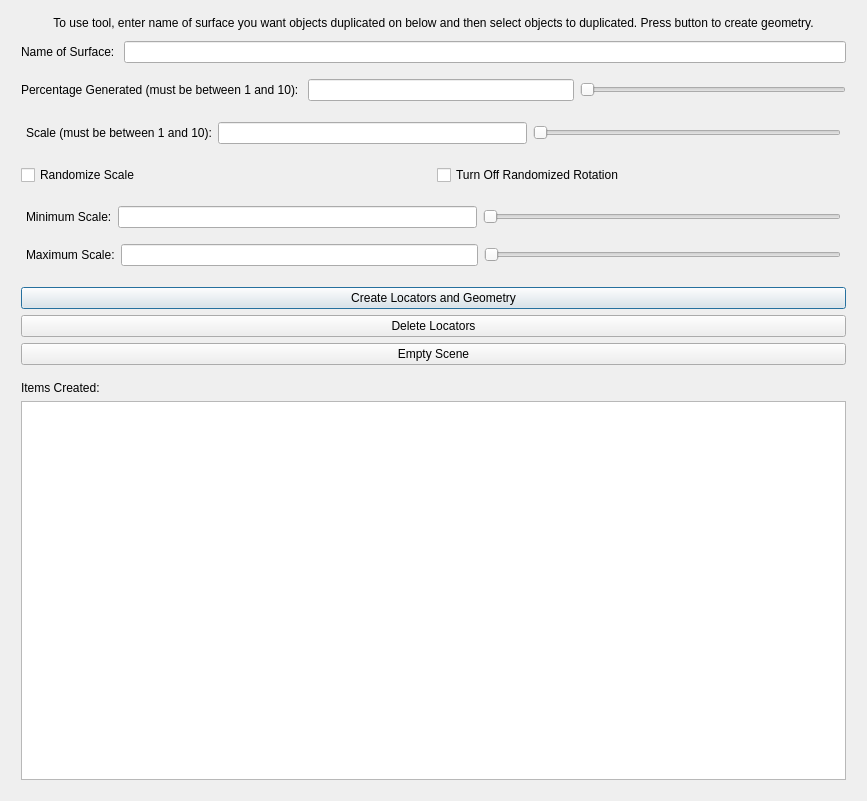
Old version of the form objectDuplicator.ui in the repository marisakaupert/objectDuplicator.
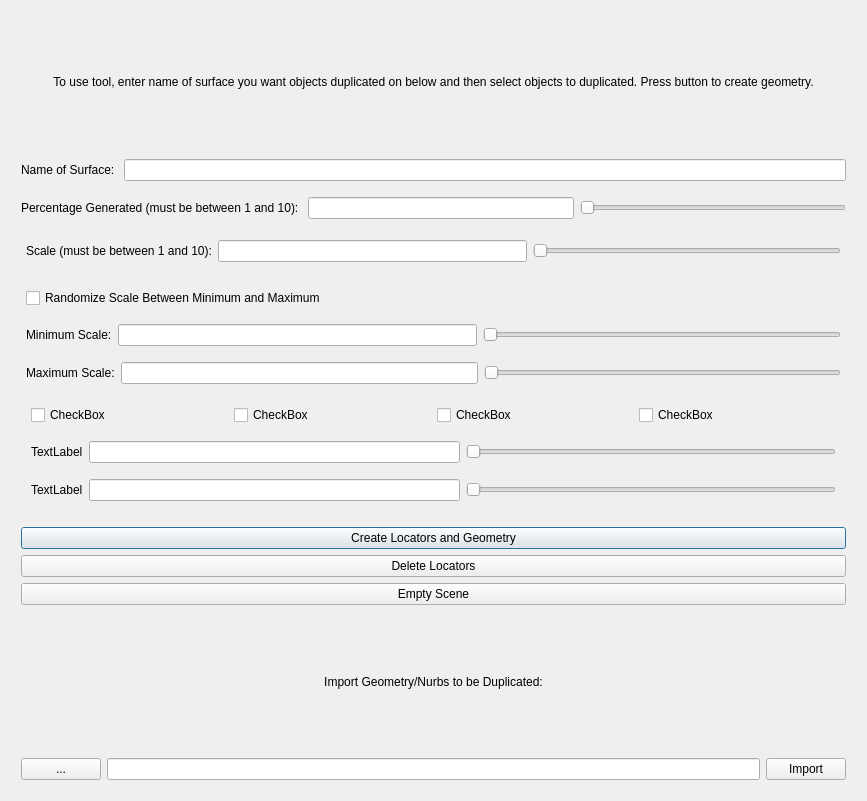
New version of the form.

The edit to the form file:
```diff
--- a/objectDuplicator.ui
+++ b/objectDuplicator.ui
@@ -97,32 +97,25 @@
        </item>
       </layout>
      </item>
-     <item>
-      <layout class="QHBoxLayout" name="horizontalLayout_5">
-       <property name="margin">
-        <number>5</number>
-       </property>
-       <item>
-        <widget class="QCheckBox" name="randomizeScaleCheckBox">
-         <property name="text">
-          <string>Randomize Scale</string>
-         </property>
-        </widget>
-       </item>
-       <item>
-        <widget class="QCheckBox" name="turnOffRandomizedRotationCheckBox">
-         <property name="text">
-          <string>Turn Off Randomized Rotation</string>
-         </property>
-        </widget>
-       </item>
-      </layout>
-     </item>
      <item>
       <layout class="QVBoxLayout" name="verticalLayout_4">
        <property name="margin">
         <number>5</number>
        </property>
+       <item>
+        <layout class="QHBoxLayout" name="horizontalLayout_7">
+         <property name="margin">
+          <number>5</number>
+         </property>
+         <item>
+          <widget class="QCheckBox" name="randomizeScaleCheckBox">
+           <property name="text">
+            <string>Randomize Scale Between Minimum and Maximum</string>
+           </property>
+          </widget>
+         </item>
+        </layout>
+       </item>
        <item>
         <layout class="QHBoxLayout" name="horizontalLayout_3">
          <property name="margin">
@@ -171,6 +164,96 @@
          </item>
         </layout>
        </item>
+       <item>
+        <layout class="QVBoxLayout" name="verticalLayout_5">
+         <property name="margin">
+          <number>5</number>
+         </property>
+         <item>
+          <layout class="QHBoxLayout" name="horizontalLayout_8">
+           <property name="margin">
+            <number>5</number>
+           </property>
+           <item>
+            <widget class="QCheckBox" name="checkBox_4">
+             <property name="text">
+              <string>CheckBox</string>
+             </property>
+            </widget>
+           </item>
+           <item>
+            <widget class="QCheckBox" name="checkBox_3">
+             <property name="text">
+              <string>CheckBox</string>
+             </property>
+            </widget>
+           </item>
+           <item>
+            <widget class="QCheckBox" name="checkBox_2">
+             <property name="text">
+              <string>CheckBox</string>
+             </property>
+            </widget>
+           </item>
+           <item>
+            <widget class="QCheckBox" name="checkBox">
+             <property name="text">
+              <string>CheckBox</string>
+             </property>
+            </widget>
+           </item>
+          </layout>
+         </item>
+         <item>
+          <layout class="QHBoxLayout" name="horizontalLayout_5">
+           <property name="margin">
+            <number>5</number>
+           </property>
+           <item>
+            <widget class="QLabel" name="label">
+             <property name="text">
+              <string>TextLabel</string>
+             </property>
+            </widget>
+           </item>
+           <item>
+            <widget class="QLineEdit" name="lineEdit"/>
+           </item>
+           <item>
+            <widget class="QSlider" name="horizontalSlider">
+             <property name="orientation">
+              <enum>Qt::Horizontal</enum>
+             </property>
+            </widget>
+           </item>
+          </layout>
+         </item>
+         <item>
+          <layout class="QHBoxLayout" name="horizontalLayout_9">
+           <property name="margin">
+            <number>5</number>
+           </property>
+           <item>
+            <widget class="QLabel" name="label_2">
+             <property name="text">
+              <string>TextLabel</string>
+             </property>
+            </widget>
+           </item>
+           <item>
+            <widget class="QLineEdit" name="lineEdit_2"/>
+           </item>
+           <item>
+            <widget class="QSlider" name="horizontalSlider_2">
+             <property name="orientation">
+              <enum>Qt::Horizontal</enum>
+             </property>
+            </widget>
+           </item>
+          </layout>
+         </item>
+        </layout>
+       </item>
       </layout>
      </item>
      <item>
@@ -204,17 +287,44 @@
      <item>
       <layout class="QVBoxLayout" name="verticalLayout_3">
        <property name="margin">
+        <number>0</number>
+       </property>
+       <item>
+        <widget class="QLabel" name="importLabel">
+         <property name="layoutDirection">
+          <enum>Qt::LeftToRight</enum>
+         </property>
+         <property name="text">
+          <string>Import Geometry/Nurbs to be Duplicated:</string>
+         </property>
+         <property name="alignment">
+          <set>Qt::AlignCenter</set>
+         </property>
+        </widget>
+       </item>
+      </layout>
+     </item>
+     <item>
+      <layout class="QHBoxLayout" name="horizontalLayout_10">
+       <property name="margin">
         <number>5</number>
        </property>
        <item>
-        <widget class="QLabel" name="itemsCreatedLabel">
+        <widget class="QPushButton" name="browsePushButton">
          <property name="text">
-          <string>Items Created:</string>
+          <string>...</string>
          </property>
         </widget>
        </item>
        <item>
-        <widget class="QListWidget" name="itemsCreatedListWidget"/>
+        <widget class="QLineEdit" name="lineEdit_3"/>
+       </item>
+       <item>
+        <widget class="QPushButton" name="importPushButton">
+         <property name="text">
+          <string>Import</string>
+         </property>
+        </widget>
        </item>
       </layout>
      </item>
```
